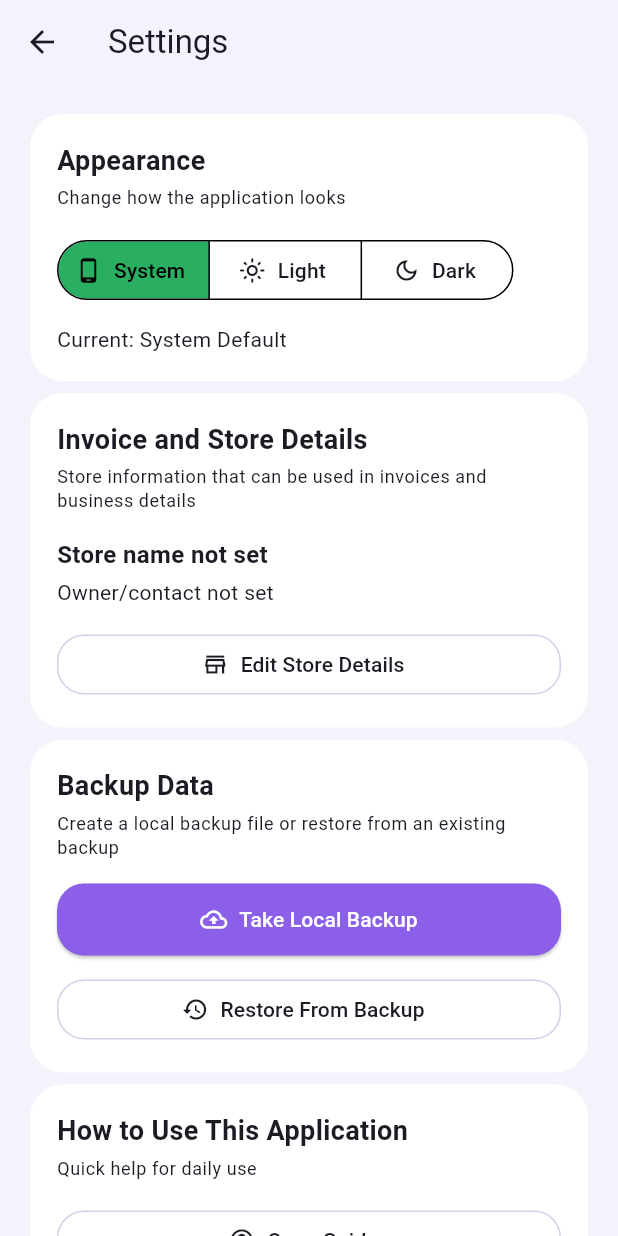
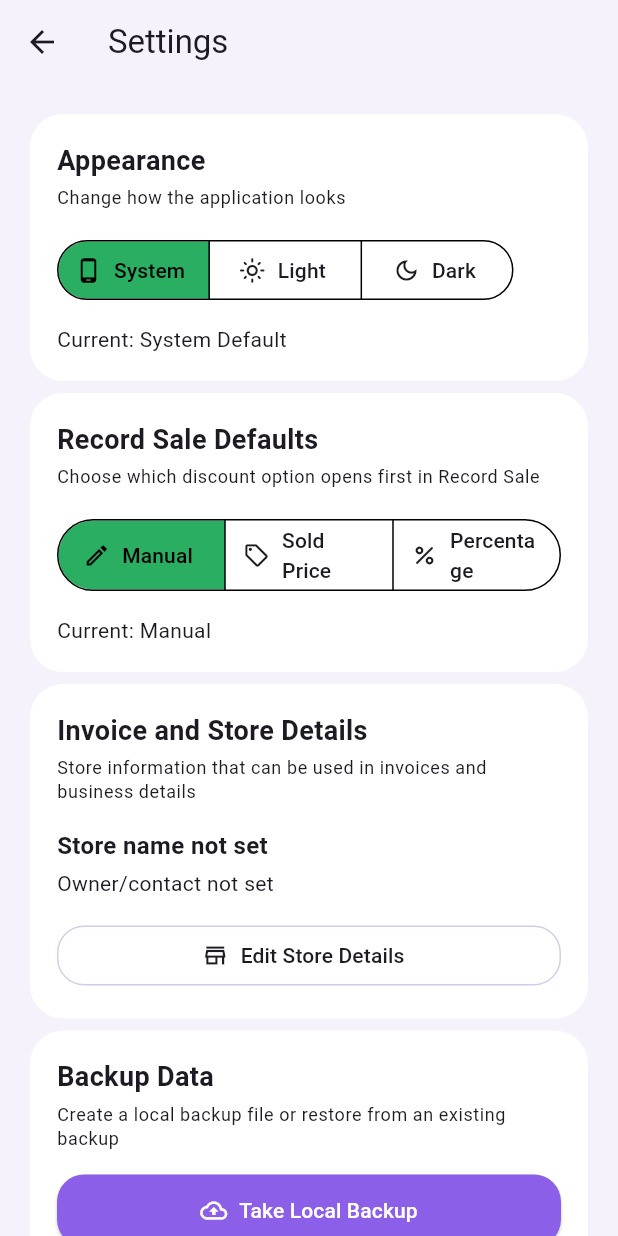
Before and after one commit to lloydzedds/flutter_sales_app, a Flutter app: the screen it shows after launch, scrolled down 488 dp, after a tap on the "settings" icon, on a phone screen of 412 x 824 dp. Run offline on Flutter 3.47's test engine with Material 3 defaults, Android fonts, the phone set to English and light mode, and no system bars; our stand-ins replace file_picker, fl_chart, share_plus, sqflite; accounts and stored records are empty.

```diff
--- a/lib/app_settings_controller.dart
+++ b/lib/app_settings_controller.dart
@@ -6,14 +6,24 @@ class AppSettingsController extends ChangeNotifier {
   AppSettingsController._();
 
   static final AppSettingsController instance = AppSettingsController._();
+  static const _themeModeKey = 'theme_mode';
+  static const _defaultDiscountModeKey = 'default_discount_mode';
 
   ThemeMode _themeMode = ThemeMode.system;
+  String _defaultDiscountMode = 'manual';
 
   ThemeMode get themeMode => _themeMode;
+  String get defaultDiscountMode => _defaultDiscountMode;
 
   Future<void> load() async {
-    final savedMode = await DatabaseHelper.instance.getAppSetting('theme_mode');
-    _themeMode = _themeModeFromString(savedMode);
+    final savedThemeMode = await DatabaseHelper.instance.getAppSetting(
+      _themeModeKey,
+    );
+    final savedDiscountMode = await DatabaseHelper.instance.getAppSetting(
+      _defaultDiscountModeKey,
+    );
+    _themeMode = _themeModeFromString(savedThemeMode);
+    _defaultDiscountMode = _discountModeFromString(savedDiscountMode);
   }
 
   Future<void> reload() async {
@@ -24,8 +34,17 @@ class AppSettingsController extends ChangeNotifier {
   Future<void> setThemeMode(ThemeMode mode) async {
     _themeMode = mode;
     await DatabaseHelper.instance.saveAppSetting(
-      'theme_mode',
+      _themeModeKey,
       _themeModeToString(mode),
+    );
+    notifyListeners();
+  }
+
+  Future<void> setDefaultDiscountMode(String mode) async {
+    _defaultDiscountMode = _discountModeFromString(mode);
+    await DatabaseHelper.instance.saveAppSetting(
+      _defaultDiscountModeKey,
+      _defaultDiscountMode,
     );
     notifyListeners();
   }
@@ -38,6 +57,17 @@ class AppSettingsController extends ChangeNotifier {
         return 'Light';
       case ThemeMode.dark:
         return 'Dark';
+    }
+  }
+
+  String discountModeLabel(String mode) {
+    switch (_discountModeFromString(mode)) {
+      case 'sold_price':
+        return 'Sold Price';
+      case 'percentage':
+        return 'Percentage';
+      default:
+        return 'Manual';
     }
   }
 
@@ -62,4 +92,15 @@ class AppSettingsController extends ChangeNotifier {
         return 'system';
     }
   }
+
+  String _discountModeFromString(String? value) {
+    switch (value) {
+      case 'sold_price':
+      case 'percentage':
+      case 'manual':
+        return value!;
+      default:
+        return 'manual';
+    }
+  }
 }
--- a/lib/screens/how_to_use_screen.dart
+++ b/lib/screens/how_to_use_screen.dart
@@ -79,7 +79,7 @@ class HowToUseScreen extends StatelessWidget {
             icon: Icons.settings_outlined,
             title: "Settings and Backup",
             description:
-                "Settings lets you change theme, update store details, take local backups, restore old backups, and review this guide anytime.",
+                "Settings lets you change theme, choose the default discount mode for Record Sale, update store details, take local backups, restore old backups, and review this guide anytime.",
           ),
         ],
       ),
--- a/lib/screens/settings_screen.dart
+++ b/lib/screens/settings_screen.dart
@@ -145,6 +145,7 @@ class _SettingsScreenState extends State<SettingsScreen> {
   Widget build(BuildContext context) {
     final storeName = _storeDetails['store_name']?.trim() ?? '';
     final ownerName = _storeDetails['store_owner']?.trim() ?? '';
+    final defaultDiscountMode = _controller.defaultDiscountMode;
 
     return Scaffold(
       appBar: AppBar(title: const Text("Settings")),
@@ -185,6 +186,45 @@ class _SettingsScreenState extends State<SettingsScreen> {
                 const SizedBox(height: 12),
                 Text(
                   "Current: ${_controller.themeModeLabel(_controller.themeMode)}",
+                  style: Theme.of(context).textTheme.bodyMedium,
+                ),
+              ],
+            ),
+          ),
+          _buildSection(
+            title: "Record Sale Defaults",
+            subtitle: "Choose which discount option opens first in Record Sale",
+            child: Column(
+              crossAxisAlignment: CrossAxisAlignment.start,
+              children: [
+                SegmentedButton<String>(
+                  segments: const [
+                    ButtonSegment<String>(
+                      value: 'manual',
+                      icon: Icon(Icons.edit_outlined),
+                      label: Text("Manual"),
+                    ),
+                    ButtonSegment<String>(
+                      value: 'sold_price',
+                      icon: Icon(Icons.sell_outlined),
+                      label: Text("Sold Price"),
+                    ),
+                    ButtonSegment<String>(
+                      value: 'percentage',
+                      icon: Icon(Icons.percent_rounded),
+                      label: Text("Percentage"),
+                    ),
+                  ],
+                  selected: {defaultDiscountMode},
+                  onSelectionChanged: (selection) {
+                    if (selection.isEmpty) return;
+                    _controller.setDefaultDiscountMode(selection.first);
+                  },
+                  showSelectedIcon: false,
+                ),
+                const SizedBox(height: 12),
+                Text(
+                  "Current: ${_controller.discountModeLabel(defaultDiscountMode)}",
                   style: Theme.of(context).textTheme.bodyMedium,
                 ),
               ],
```
Also changed, not shown: lib/screens/add_sale_screen.dart (+89 -59 lines).
